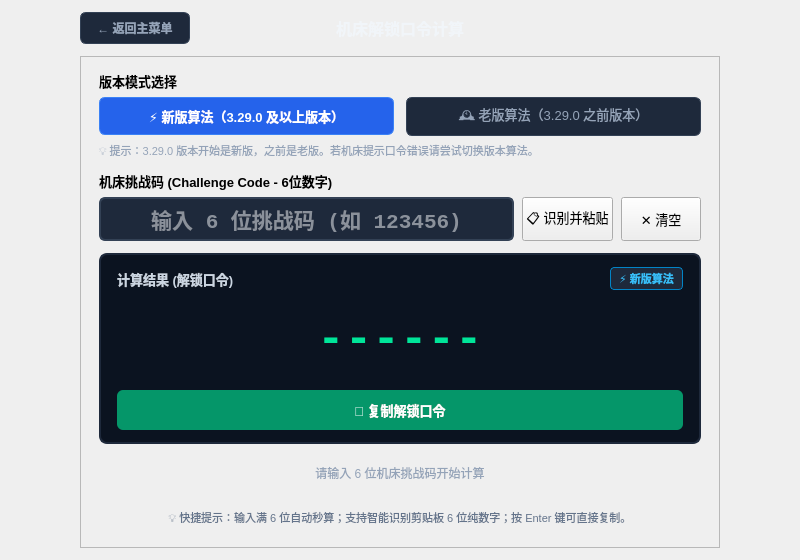
Qt form passwordcalculatorwindow.ui (nie11kun/HorizonJuicerCreator) before a commit.
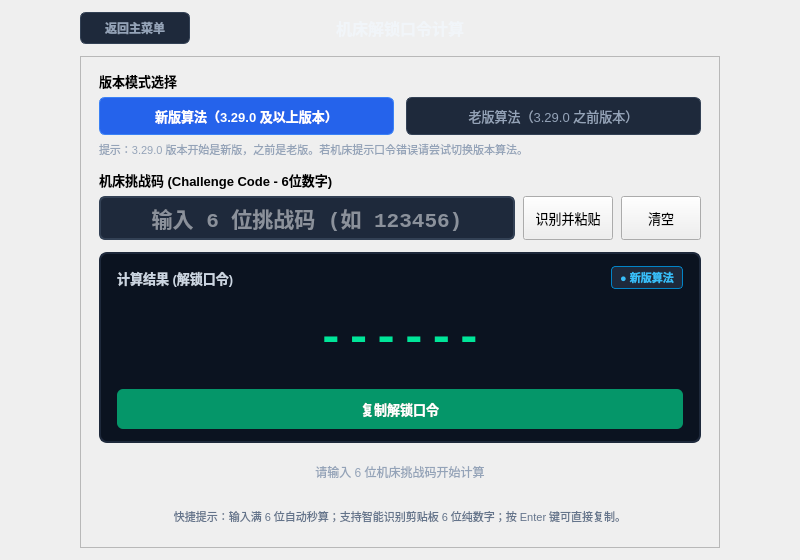
The same form after that commit. Icons and pictures are not drawn.

```diff
--- a/passwordcalculatorwindow.ui
+++ b/passwordcalculatorwindow.ui
@@ -99,8 +99,18 @@
           <property name="styleSheet">
            <string notr="true">QPushButton#pushButtonBack { background-color: #1e293b; color: #94a3b8; border: 1px solid #334155; border-radius: 6px; font-size: 12px; font-weight: 500; } QPushButton#pushButtonBack:hover { background-color: #334155; color: #f8fafc; border-color: #475569; } QPushButton#pushButtonBack:pressed { background-color: #0f172a; }</string>
           </property>
+          <property name="icon">
+           <iconset resource="resourse.qrc">
+            <normaloff>:/icons/arrow-left.svg</normaloff>:/icons/arrow-left.svg</iconset>
+          </property>
+          <property name="iconSize">
+           <size>
+            <width>15</width>
+            <height>15</height>
+           </size>
+          </property>
           <property name="text">
-           <string>← 返回主菜单</string>
+           <string>返回主菜单</string>
           </property>
          </widget>
         </item>
@@ -218,8 +228,18 @@
                 <string notr="true">QPushButton { background-color: #2563eb; color: #ffffff; border: 1px solid #3b82f6; border-radius: 6px; padding: 6px 12px; } QPushButton:hover { background-color: #1d4ed8; }</string>
                </property>
                <property name="text">
-                <string>⚡ 新版算法（3.29.0 及以上版本）</string>
+                <string>新版算法（3.29.0 及以上版本）</string>
                </property>
+                <property name="icon">
+                 <iconset resource="resourse.qrc">
+                  <normaloff>:/icons/bolt.svg</normaloff>:/icons/bolt.svg</iconset>
+                </property>
+                <property name="iconSize">
+                 <size>
+                  <width>16</width>
+                  <height>16</height>
+                 </size>
+                </property>
                <property name="checkable">
                 <bool>true</bool>
                </property>
@@ -246,8 +266,18 @@
                 <string notr="true">QPushButton { background-color: #1e293b; color: #94a3b8; border: 1px solid #334155; border-radius: 6px; padding: 6px 12px; } QPushButton:hover { background-color: #334155; color: #f1f5f9; }</string>
                </property>
                <property name="text">
-                <string>🕰️ 老版算法（3.29.0 之前版本）</string>
+                <string>老版算法（3.29.0 之前版本）</string>
                </property>
+                <property name="icon">
+                 <iconset resource="resourse.qrc">
+                  <normaloff>:/icons/clock.svg</normaloff>:/icons/clock.svg</iconset>
+                </property>
+                <property name="iconSize">
+                 <size>
+                  <width>16</width>
+                  <height>16</height>
+                 </size>
+                </property>
                <property name="checkable">
                 <bool>true</bool>
                </property>
@@ -261,7 +291,7 @@
               <string notr="true">color: #94a3b8; font-size: 11px;</string>
              </property>
              <property name="text">
-              <string>💡 提示：3.29.0 版本开始是新版，之前是老版。若机床提示口令错误请尝试切换版本算法。</string>
+              <string>提示：3.29.0 版本开始是新版，之前是老版。若机床提示口令错误请尝试切换版本算法。</string>
              </property>
             </widget>
            </item>
@@ -321,6 +351,16 @@
              </item>
              <item>
               <widget class="QPushButton" name="pushButtonPaste">
+             <property name="icon">
+              <iconset resource="resourse.qrc">
+               <normaloff>:/icons/paste.svg</normaloff>:/icons/paste.svg</iconset>
+             </property>
+             <property name="iconSize">
+              <size>
+               <width>15</width>
+               <height>15</height>
+              </size>
+             </property>
                <property name="minimumSize">
                 <size>
                  <width>90</width>
@@ -333,12 +373,22 @@
                 </font>
                </property>
                <property name="text">
-                <string>📋 识别并粘贴</string>
+                <string>识别并粘贴</string>
                </property>
               </widget>
              </item>
              <item>
               <widget class="QPushButton" name="pushButtonClear">
+             <property name="icon">
+              <iconset resource="resourse.qrc">
+               <normaloff>:/icons/x.svg</normaloff>:/icons/x.svg</iconset>
+             </property>
+             <property name="iconSize">
+              <size>
+               <width>14</width>
+               <height>14</height>
+              </size>
+             </property>
                <property name="minimumSize">
                 <size>
                  <width>75</width>
@@ -351,7 +401,7 @@
                 </font>
                </property>
                <property name="text">
-                <string>✕ 清空</string>
+                <string>清空</string>
                </property>
               </widget>
              </item>
@@ -423,7 +473,7 @@
                  <string notr="true">background-color: #1e293b; color: #38bdf8; border: 1px solid #0284c7; border-radius: 4px; padding: 2px 8px; font-size: 11px; font-weight: bold;</string>
                 </property>
                 <property name="text">
-                 <string>⚡ 新版算法</string>
+                 <string>● 新版算法</string>
                 </property>
                 <property name="alignment">
                  <set>Qt::AlignCenter</set>
@@ -463,6 +513,16 @@
             </item>
             <item>
              <widget class="QPushButton" name="pushButtonCopy">
+            <property name="icon">
+             <iconset resource="resourse.qrc">
+              <normaloff>:/icons/copy.svg</normaloff>:/icons/copy.svg</iconset>
+            </property>
+            <property name="iconSize">
+             <size>
+              <width>16</width>
+              <height>16</height>
+             </size>
+            </property>
               <property name="minimumSize">
                <size>
                 <width>0</width>
@@ -479,7 +539,7 @@
                <string notr="true">QPushButton { background-color: #059669; color: #ffffff; border: none; border-radius: 6px; font-weight: bold; } QPushButton:hover { background-color: #10b981; } QPushButton:pressed { background-color: #047857; } QPushButton:disabled { background-color: #334155; color: #64748b; }</string>
               </property>
               <property name="text">
-               <string>📄 复制解锁口令</string>
+               <string>复制解锁口令</string>
               </property>
              </widget>
             </item>
@@ -505,7 +565,7 @@
             <string notr="true">color: #64748b; font-size: 11px;</string>
            </property>
            <property name="text">
-            <string>💡 快捷提示：输入满 6 位自动秒算；支持智能识别剪贴板 6 位纯数字；按 Enter 键可直接复制。</string>
+            <string>快捷提示：输入满 6 位自动秒算；支持智能识别剪贴板 6 位纯数字；按 Enter 键可直接复制。</string>
            </property>
            <property name="alignment">
             <set>Qt::AlignCenter</set>
```
